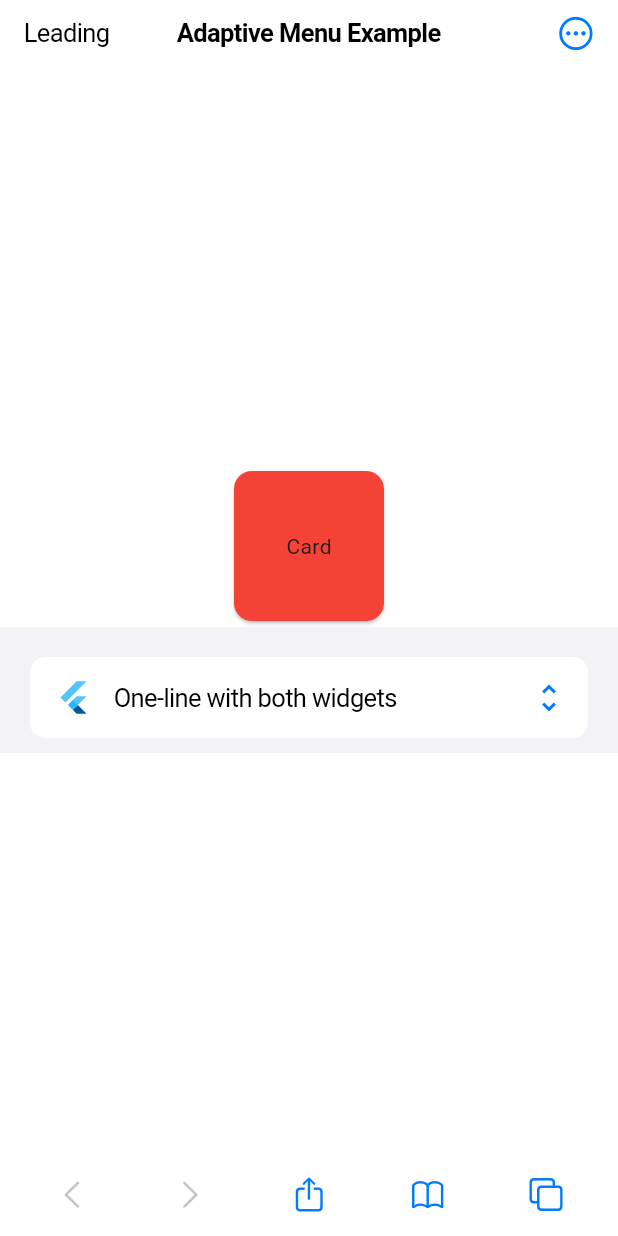
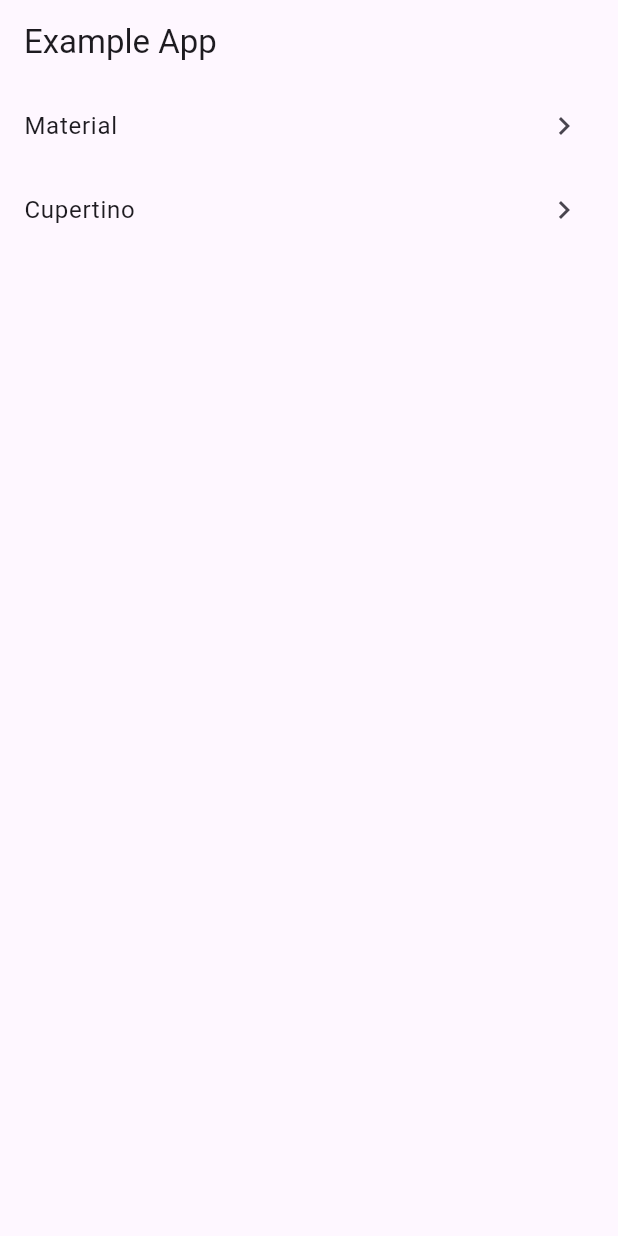
Before and after one commit to habibasseiss/adaptive_menu, a Flutter app: the screen it shows after launch, on a phone screen of 412 x 824 dp. Run offline on Flutter 3.47's test engine with Material 3 defaults, Android fonts, the phone set to English and light mode, and no system bars.

Commit message:
refactor: update Material and Cupertino examples

```diff
--- a/example/lib/common/trailing_widget.dart
+++ b/example/lib/common/trailing_widget.dart
@@ -1,5 +1,5 @@
+import 'package:adaptive_menu/adaptive_menu.dart';
 import 'package:flutter/cupertino.dart';
-import 'package:adaptive_menu/adaptive_menu.dart';
 
 class TrailingWidget extends StatefulWidget {
   const TrailingWidget({required this.child, this.type, super.key});
@@ -20,7 +20,6 @@ class _TrailingWidgetState extends State<TrailingWidget> {
   Widget build(BuildContext context) {
     return AdaptiveMenu(
       type: widget.type,
-      size: const Size(56, 40),
       items: [
         AdaptiveMenuAction(
           title: 'Select',
--- /dev/null
+++ b/example/lib/main.dart
@@ -0,0 +1,25 @@
+import 'package:adaptive_menu_example/screens/example_cupertino_screen.dart';
+import 'package:adaptive_menu_example/screens/example_material_screen.dart';
+import 'package:adaptive_menu_example/screens/home_screen.dart';
+import 'package:flutter/material.dart';
+
+void main() {
+  runApp(const ExampleApp());
+}
+
+class ExampleApp extends StatelessWidget {
+  const ExampleApp({super.key});
+
+  @override
+  Widget build(BuildContext context) {
+    return MaterialApp(
+      title: 'Flutter Demo',
+      debugShowCheckedModeBanner: false,
+      routes: {
+        '/': (context) => const HomeScreen(),
+        '/cupertino': (context) => const ExampleCupertinoScreen(),
+        '/material': (context) => const ExampleMaterialScreen(),
+      },
+    );
+  }
+}
--- a/example/lib/main_cupertino.dart
+++ b/example/lib/screens/example_cupertino_screen.dart
@@ -3,82 +3,71 @@ import 'package:adaptive_menu_example/common/trailing_widget.dart';
 import 'package:flutter/cupertino.dart';
 import 'package:flutter/material.dart';
 
-void main() {
-  runApp(const MyCupertinoApp());
-}
-
-class MyCupertinoApp extends StatelessWidget {
-  const MyCupertinoApp({super.key});
-
-  @override
-  Widget build(BuildContext context) {
-    return CupertinoApp(
-      title: 'Flutter Demo',
-      debugShowCheckedModeBanner: false,
-      home: const MyHomePage(),
-    );
-  }
-}
-
-class MyHomePage extends StatelessWidget {
-  const MyHomePage({super.key});
+class ExampleCupertinoScreen extends StatelessWidget {
+  const ExampleCupertinoScreen({super.key});
 
   @override
   Widget build(BuildContext context) {
     return CupertinoPageScaffold(
       navigationBar: CupertinoNavigationBar(
         middle: const Text('Adaptive Menu Example'),
-        leading: _TextNativeButton(),
+        leading: _BackButton(),
         trailing: TrailingWidget(
           type: AdaptiveMenuType.native,
+          child: CupertinoButton(
+            onPressed: () {},
+            padding: EdgeInsets.zero,
             child: Icon(CupertinoIcons.ellipsis_circle, size: 26),
           ),
-        padding: EdgeInsetsDirectional.only(start: 16, end: 0),
+        ),
+        padding: EdgeInsetsDirectional.fromSTEB(0, 0, 16, 0),
       ),
       child: SafeArea(
         child: Scaffold(
-          backgroundColor: Colors.transparent,
-          body: SizedBox(
-            width: double.infinity,
-            child: Center(
-              child: Column(
-                mainAxisSize: MainAxisSize.min,
+          body: ListView(
+            padding: const EdgeInsets.all(16),
             children: [
               _WidgetMenu(),
-                  CupertinoListSection.insetGrouped(
-                    children: [
-                      AdaptiveMenu(
-                        type: AdaptiveMenuType.material,
+              const SizedBox(height: 32),
+              _TextNativeButton(),
+              const SizedBox(height: 32),
+              _ListItemButton(),
+            ],
+          ),
+          bottomNavigationBar: _BottomNavigationBar(),
+        ),
+      ),
+    );
+  }
+}
+
+class _BackButton extends StatelessWidget {
+  const _BackButton();
+
+  @override
+  Widget build(BuildContext context) {
+    return AdaptiveMenu(
+      onPressed: () {
+        Navigator.pop(context);
+      },
       items: [
         AdaptiveMenuAction(
-                            title: 'Select',
-                            icon: CupertinoIcons.check_mark_circled,
+          title: 'Example Action 1',
           onPressed: () {
-                              debugPrint('Select was tapped!');
+            debugPrint('Example Action 1 was tapped!');
           },
         ),
         AdaptiveMenuAction(
-                            title: 'New Folder',
-                            icon: CupertinoIcons.folder_badge_plus,
+          title: 'Example Action 2',
           onPressed: () {
-                              debugPrint('New Folder was tapped!');
+            debugPrint('Example Action 2 was tapped!');
           },
         ),
       ],
-                        child: CupertinoListTile.notched(
-                          leading: FlutterLogo(),
-                          title: Text('One-line with both widgets'),
-                          trailing: Icon(Icons.unfold_more),
-                        ),
-                      ),
-                    ],
-                  ),
-                ],
-              ),
-            ),
-          ),
-          bottomNavigationBar: _BottomNavigationBar(),
-        ),
+      child: CupertinoButton(
+        onPressed: () {},
+        padding: EdgeInsets.zero,
+        child: Icon(CupertinoIcons.back, size: 26),
       ),
     );
   }
@@ -115,7 +104,7 @@ class _BottomNavigationBar extends StatelessWidget {
               onPressed: () {
                 debugPrint('NativeMenuWidget was tapped!');
               },
-              size: const Size(64, 32),
+              // size: const Size(64, 32),
               items: [
                 AdaptiveMenuAction(
                   title: 'New Tab',
@@ -171,7 +160,10 @@ class _BottomNavigationBar extends StatelessWidget {
                   },
                 ),
               ],
+              child: CupertinoButton(
+                onPressed: () {},
                 child: Icon(CupertinoIcons.square_on_square, size: 24),
+              ),
             ),
           ],
         ),
@@ -237,7 +229,46 @@ class _TextNativeButton extends StatelessWidget {
           },
         ),
       ],
-      child: const Text('Leading'),
+      child: CupertinoButton(
+        onPressed: () {},
+        padding: EdgeInsets.zero,
+        child: const Text('Menu'),
+      ),
     );
   }
 }
+
+class _ListItemButton extends StatelessWidget {
+  const _ListItemButton();
+
+  @override
+  Widget build(BuildContext context) {
+    return CupertinoListSection.insetGrouped(
+      children: [
+        AdaptiveMenu(
+          items: [
+            AdaptiveMenuAction(
+              title: 'Select',
+              icon: CupertinoIcons.check_mark_circled,
+              onPressed: () {
+                debugPrint('Select was tapped!');
+              },
+            ),
+            AdaptiveMenuAction(
+              title: 'New Folder',
+              icon: CupertinoIcons.folder_badge_plus,
+              onPressed: () {
+                debugPrint('New Folder was tapped!');
+              },
+            ),
+          ],
+          child: CupertinoListTile.notched(
+            leading: FlutterLogo(),
+            title: Text('One-line with both widgets'),
+            trailing: Icon(Icons.unfold_more),
+          ),
+        ),
+      ],
+    );
+  }
+}
--- a/example/lib/main_material.dart
+++ b/example/lib/screens/example_material_screen.dart
@@ -1,26 +1,9 @@
-import 'package:flutter/material.dart';
 import 'package:adaptive_menu/adaptive_menu.dart';
 import 'package:adaptive_menu_example/common/trailing_widget.dart';
+import 'package:flutter/material.dart';
 
-void main() {
-  runApp(const MyMaterialApp());
-}
-
-class MyMaterialApp extends StatelessWidget {
-  const MyMaterialApp({super.key});
-
-  @override
-  Widget build(BuildContext context) {
-    return const MaterialApp(
-      title: 'Flutter Demo',
-      debugShowCheckedModeBanner: false,
-      home: MyHomePage(),
-    );
-  }
-}
-
-class MyHomePage extends StatelessWidget {
-  const MyHomePage({super.key});
+class ExampleMaterialScreen extends StatelessWidget {
+  const ExampleMaterialScreen({super.key});
 
   @override
   Widget build(BuildContext context) {
--- /dev/null
+++ b/example/lib/screens/home_screen.dart
@@ -0,0 +1,30 @@
+import 'package:flutter/material.dart';
+
+class HomeScreen extends StatelessWidget {
+  const HomeScreen({super.key});
+
+  @override
+  Widget build(BuildContext context) {
+    return Scaffold(
+      appBar: AppBar(title: const Text('Example App')),
+      body: ListView(
+        children: [
+          ListTile(
+            title: const Text('Material'),
+            trailing: const Icon(Icons.chevron_right),
+            onTap: () {
+              Navigator.pushNamed(context, '/material');
+            },
+          ),
+          ListTile(
+            title: const Text('Cupertino'),
+            trailing: const Icon(Icons.chevron_right),
+            onTap: () {
+              Navigator.pushNamed(context, '/cupertino');
+            },
+          ),
+        ],
+      ),
+    );
+  }
+}
--- a/lib/view/material_menu.dart
+++ b/lib/view/material_menu.dart
@@ -140,6 +140,7 @@ class MaterialMenu extends StatelessWidget {
             Widget? anchorChild,
           ) {
             final Widget effectiveChild = GestureDetector(
+              behavior: HitTestBehavior.opaque,
               onTap: () {
                 // Call the user-provided onPressed callback for the menu trigger
                 onPressed?.call();
```
Also changed, not shown: 1 other file. Lines whose indentation alone changed are shown as unchanged.
